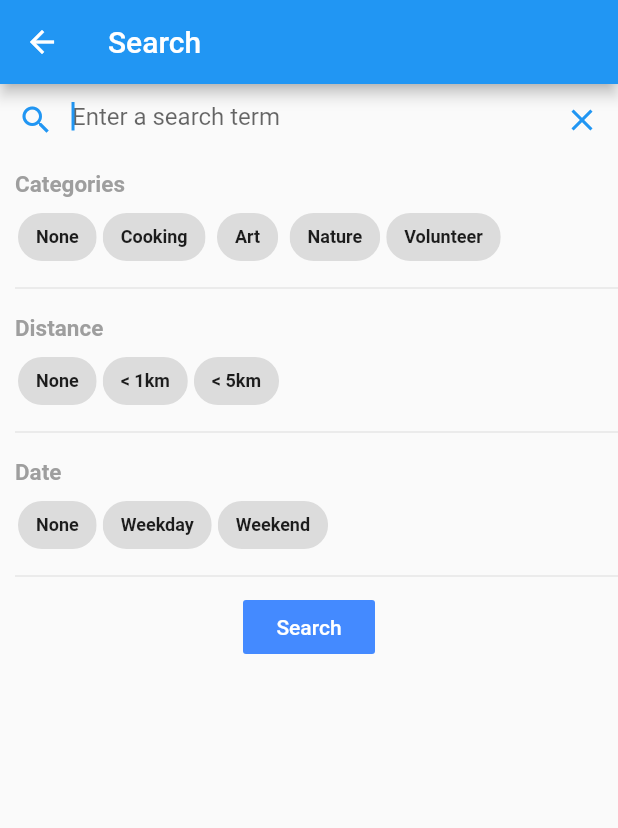
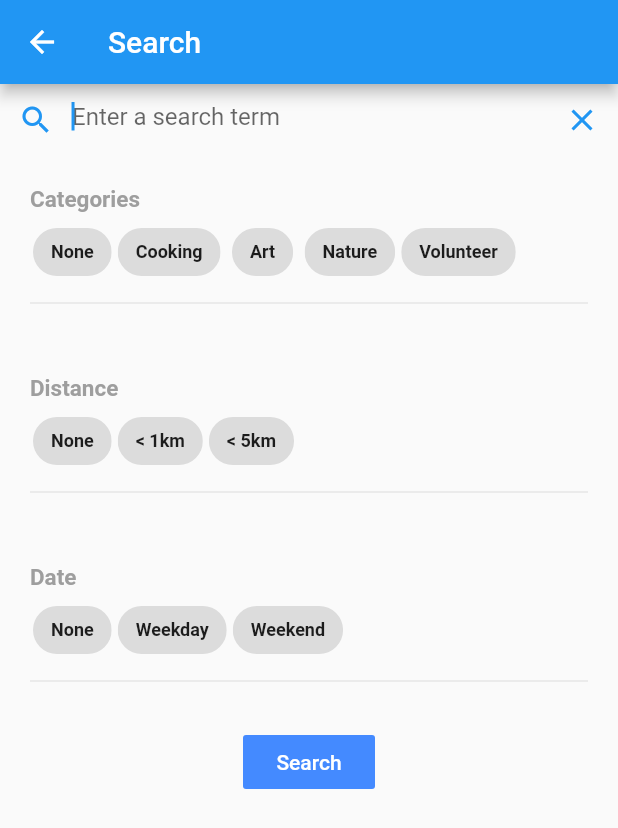
Before and after one commit to DouMaokang/EventSG, a Flutter app: the SearchPage screen opened directly, on a phone screen of 412 x 824 dp. Shown: the top 828 px of the screen. Run offline on Flutter 3.47's test engine with Material 2 defaults, Android fonts, the phone set to English and light mode, and no system bars; our stand-ins replace bloc, datetime_picker_formfield, email_validator, equatable, expandable, flutter_bloc and 2 more; network calls fail.

Commit message:
fixed renderflex overflow bug

```diff
--- a/event_sg/lib/presentation/sub_pages/search_page.dart
+++ b/event_sg/lib/presentation/sub_pages/search_page.dart
@@ -24,10 +24,12 @@ class SearchPage extends StatelessWidget {
       ),
       body: BlocProvider<SearchBloc>(
         create: (contextC) => SearchBloc(eventRepository: eventRepository),
+        child: SingleChildScrollView(
           child: Column(
             children: <Widget>[
               SearchBar(),
             ],
+          )
         )
       )
     );
@@ -64,7 +66,8 @@ class _SearchBarState extends State<SearchBar> {
 
   @override
   Widget build(BuildContext context) {
-    return new Column(
+    return new SingleChildScrollView(
+            child: Column(
               children: <Widget>[
               new TextField(
                   controller: _textController,
@@ -100,12 +103,13 @@ class _SearchBarState extends State<SearchBar> {
                 ),
               ),
             ]
+            )
     );
   }
 
   _buildSelect(String name, List<String> categoryList) {
     return new Container(
-      padding: EdgeInsets.fromLTRB(10, 10, 0, 0),
+      padding: EdgeInsets.fromLTRB(20, 20, 20, 20),
       child: Column(
         crossAxisAlignment: CrossAxisAlignment.start,
         children: <Widget>[
```
Lines whose indentation alone changed are shown as unchanged.
